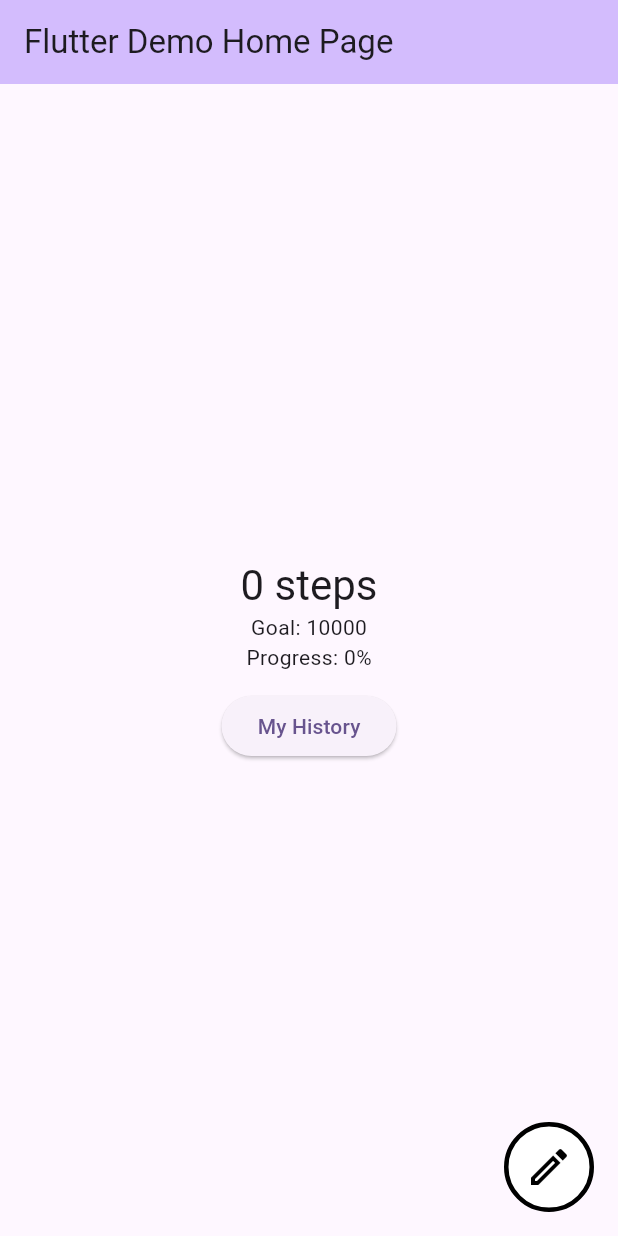
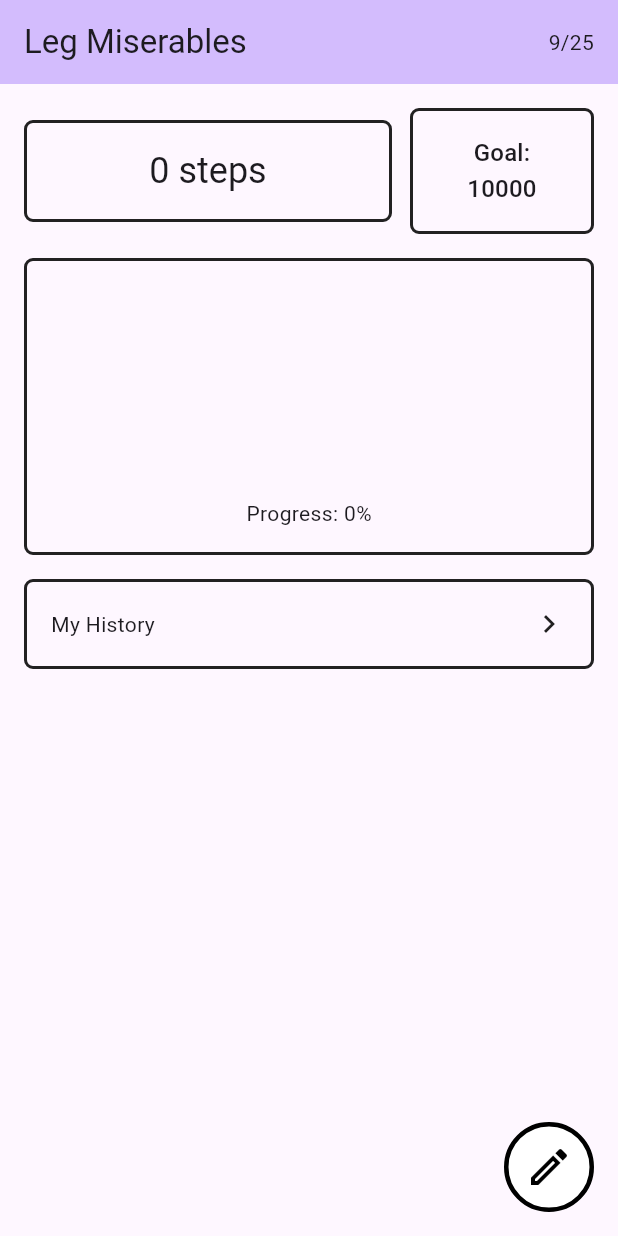
Before and after one commit to ThisIsMeem/leg-miserables, a Flutter app: the screen it shows after launch, on a phone screen of 412 x 824 dp. Run offline on Flutter 3.47's test engine with Material 3 defaults, Android fonts, the phone set to English and light mode, and no system bars; our stand-ins replace pedometer.

Commit message:
made page 1 prettier

```diff
--- a/lib/main.dart
+++ b/lib/main.dart
@@ -4,6 +4,7 @@ import 'package:flutter/material.dart';
 import 'package:leg_miserables/widgets/change_daily_goal.dart';
 import 'package:leg_miserables/widgets/edit_goal_button.dart';
 import 'package:leg_miserables/progress.dart';
+import 'package:leg_miserables/historypage.dart';
 
 void main() {
   runApp(const MyApp());
@@ -63,10 +64,10 @@ class _MyHomePageState extends State<MyHomePage> {
 
   int _dailyGoal = 10000;
 
-    // The live connection to the phone's step sensor.
+  // The live connection to the phone's step sensor.
   late Stream<StepCount> _stepCountStream;
 
-    @override
+  @override
   void initState() {
     super.initState();
     _startListening();
@@ -79,7 +80,7 @@ class _MyHomePageState extends State<MyHomePage> {
   }
 
   // Called each time the sensor reports a new step count.
-   // Called each time the sensor reports a new step count.
+  // Called each time the sensor reports a new step count.
   void _onStepCount(StepCount event) {
     setState(() {
       _steps = event.steps;
@@ -100,7 +101,6 @@ class _MyHomePageState extends State<MyHomePage> {
     setState(() => _dailyGoal = newGoal);
   }
 
-
   @override
   Widget build(BuildContext context) {
     // This method is rerun every time setState is called, for instance as done
@@ -110,7 +110,6 @@ class _MyHomePageState extends State<MyHomePage> {
     // fast, so that you can just rebuild anything that needs updating rather
     // than having to individually change instances of widgets.
 
-
     return Scaffold(
       appBar: AppBar(
         // TRY THIS: Try changing the color here to a specific color (to
@@ -119,44 +118,53 @@ class _MyHomePageState extends State<MyHomePage> {
         backgroundColor: Theme.of(context).colorScheme.inversePrimary,
         // Here we take the value from the MyHomePage object that was created by
         // the App.build method, and use it to set our appbar title.
-        title: Text(widget.title),
+        title: Text("Leg Miserables"),
+        actions: [
+          Padding(
+            padding: const EdgeInsets.only(right: 16),
+            child: Center(
+              child: Builder(
+                builder: (context) {
+                  final now = DateTime.now();
+                  return Text('${now.month}/${now.day}');
+                },
+              ),
+            ),
+          ),
+        ],
       ),
-      body: Center(
-        // Center is a layout widget. It takes a single child and positions it
-        // in the middle of the parent.
+      body: Padding(
+        padding: const EdgeInsets.all(16),
         child: Column(
-          // Column is also a layout widget. It takes a list of children and
-          // arranges them vertically. By default, it sizes itself to fit its
-          // children horizontally, and tries to be as tall as its parent.
-          //
-          // Column has various properties to control how it sizes itself and
-          // how it positions its children. Here we use mainAxisAlignment to
-          // center the children vertically; the main axis here is the vertical
-          // axis because Columns are vertical (the cross axis would be
-          // horizontal).
-          //
-          // TRY THIS: Invoke "debug painting" (choose the "Toggle Debug Paint"
-          // action in the IDE, or press "p" in the console), to see the
-          // wireframe for each widget.
-          mainAxisAlignment: .center,
-                    children: [
+          children: [
             StepDisplay(
               steps: _steps,
               goal: _dailyGoal,
               progressPercent: progressPercent(_steps, _dailyGoal),
             ),
-
-                        const SizedBox(height: 12),
-            ElevatedButton(
-              onPressed: () {
+            const SizedBox(height: 16),
+            InkWell(
+              onTap: () {
                 Navigator.push(
                   context,
                   MaterialPageRoute(
-                    builder: (context) => const HistoryPlaceholder(),
+                    builder: (context) =>
+                        HistoryPageScreen(title: 'My History'),
                   ),
                 );
               },
-              child: const Text('My History'),
+              child: Container(
+                width: double.infinity,
+                padding: const EdgeInsets.all(16),
+                decoration: BoxDecoration(
+                  border: Border.all(color: Colors.black87, width: 2),
+                  borderRadius: BorderRadius.circular(6),
+                ),
+                child: const Row(
+                  mainAxisAlignment: MainAxisAlignment.spaceBetween,
+                  children: [Text('My History'), Icon(Icons.chevron_right)],
+                ),
+              ),
             ),
           ],
         ),
@@ -168,14 +176,3 @@ class _MyHomePageState extends State<MyHomePage> {
 
 // Temporary stand-in for Madeline's Page 2 until it's merged into main
 // Swap HistoryPlaceholder for HistoryPageScreen once historypage.dart is available
-class HistoryPlaceholder extends StatelessWidget {
-  const HistoryPlaceholder({super.key});
-
-  @override
-  Widget build(BuildContext context) {
-    return Scaffold(
-      appBar: AppBar(title: const Text('History (placeholder)')),
-      body: const Center(child: Text('Madeline\'s Page 2 goes here')),
-    );
-  }
-}
--- a/lib/widgets/step_display.dart
+++ b/lib/widgets/step_display.dart
@@ -11,22 +11,84 @@ class StepDisplay extends StatelessWidget {
     required this.progressPercent,
   });
 
-  final int steps;              // how many steps to show
-  final int goal;               // the daily goal to show
+  final int steps; // how many steps to show
+  final int goal; // the daily goal to show
   final double progressPercent; // the progress % calculated by the parent
 
   @override
   Widget build(BuildContext context) {
     return Column(
-      mainAxisAlignment: MainAxisAlignment.center,
       children: [
-        Text(
-          '$steps steps',
-          style: Theme.of(context).textTheme.headlineMedium,
+        // Steps box + Goal box, side by side (wireframe Page #1 top row)
+        Row(
+          crossAxisAlignment: CrossAxisAlignment.center,
+          children: [
+            Expanded(
+              flex: 2,
+              child: _Box(
+                child: Center(
+                  child: Text(
+                    '$steps steps',
+                    style: Theme.of(context).textTheme.headlineSmall,
+                    textAlign: TextAlign.center,
+                  ),
+                ),
+              ),
+            ),
+            const SizedBox(width: 12),
+            Expanded(
+              child: _Box(
+                child: Center(
+                  child: Text(
+                    'Goal: $goal',
+                    style: Theme.of(context).textTheme.titleMedium,
+                    textAlign: TextAlign.center,
+                  ),
+                ),
+              ),
+            ),
+          ],
         ),
-        Text('Goal: $goal'),
-        Text('Progress: ${progressPercent.toStringAsFixed(0)}%'),
+        const SizedBox(height: 16),
+        // "Visual representation of total/goal steps" box
+        _Box(
+          child: Column(
+            mainAxisSize: MainAxisSize.min,
+            children: [
+              SizedBox(
+                width: 130,
+                height: 130,
+                child: CircularProgressIndicator(
+                  value: progressPercent.clamp(0, 100) / 100,
+                  strokeWidth: 10,
+                ),
+              ),
+              const SizedBox(height: 12),
+              Text('Progress: ${progressPercent.toStringAsFixed(0)}%'),
+            ],
+          ),
+        ),
       ],
     );
   }
 }
+
+// Shared box styling for the sketched-border look from the wireframe.
+class _Box extends StatelessWidget {
+  const _Box({required this.child});
+
+  final Widget child;
+
+  @override
+  Widget build(BuildContext context) {
+    return Container(
+      width: double.infinity,
+      padding: const EdgeInsets.all(16),
+      decoration: BoxDecoration(
+        border: Border.all(color: Colors.black87, width: 2),
+        borderRadius: BorderRadius.circular(6),
+      ),
+      child: child,
+    );
+  }
+}
```
Also changed, not shown: 8 other files.
